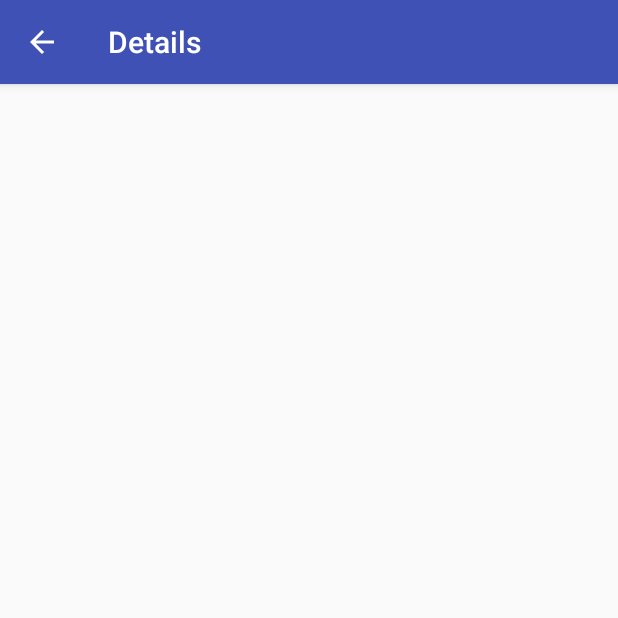
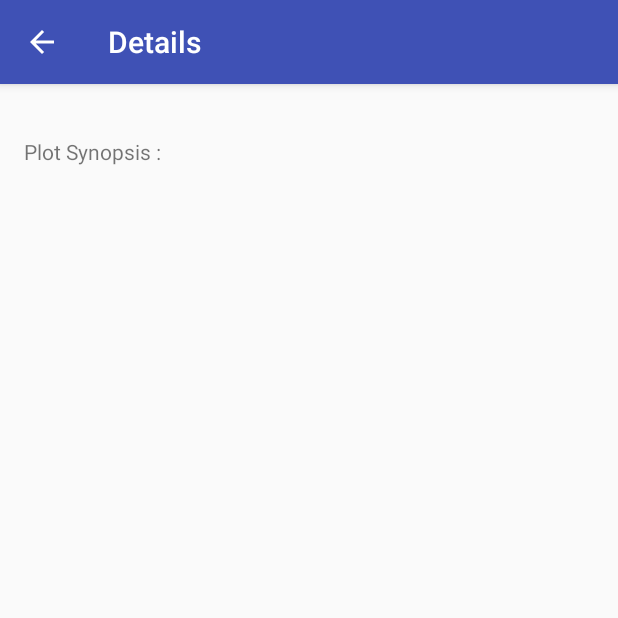
Before and after one commit to incorelabs/PopularMoviesApp, an Android app: the DetailFragment screen opened directly, with no data from a screen before it, on a phone screen of 412 x 824 dp, the top half of it. Run offline under Robolectric (Android 15) with nearby library versions, the phone set to English and light mode, and no system bars; our stand-ins replace Picasso; pictures from the network do not load.

Commit message:
Added the detail activity.
This commit adds the detail activity. The UI hasn’t been finalised yet
for the detail activity.

```diff
--- a/app/src/main/java/com/example/android/popularmoviesapp/MovieListAdapter.java
+++ b/app/src/main/java/com/example/android/popularmoviesapp/MovieListAdapter.java
@@ -65,9 +65,9 @@ public class MovieListAdapter extends ArrayAdapter<MovieCard> {
             viewHolder = new ViewHolder();
             LayoutInflater inflater = LayoutInflater.from(getContext());
             convertView = inflater.inflate(R.layout.list_movie_item, parent, false);
-            viewHolder.movieTitle = (TextView) convertView.findViewById(R.id.movie_title);
-            viewHolder.movieRating = (TextView) convertView.findViewById(R.id.movie_rating);
-            viewHolder.moviePoster = (ImageView) convertView.findViewById(R.id.movie_poster);
+            viewHolder.movieTitle = (TextView) convertView.findViewById(R.id.list_movie_title);
+            viewHolder.movieRating = (TextView) convertView.findViewById(R.id.list_movie_rating);
+            viewHolder.moviePoster = (ImageView) convertView.findViewById(R.id.list_movie_poster);
             convertView.setTag(viewHolder);
         } else {
             viewHolder = (ViewHolder) convertView.getTag();
--- a/app/src/main/res/layout/fragment_detail.xml
+++ b/app/src/main/res/layout/fragment_detail.xml
@@ -1,7 +1,8 @@
-<RelativeLayout xmlns:android="http://schemas.android.com/apk/res/android"
+<LinearLayout xmlns:android="http://schemas.android.com/apk/res/android"
     xmlns:tools="http://schemas.android.com/tools"
     android:layout_width="match_parent"
     android:layout_height="match_parent"
+    android:orientation="vertical"
     android:paddingBottom="@dimen/activity_vertical_margin"
     android:paddingLeft="@dimen/activity_horizontal_margin"
     android:paddingRight="@dimen/activity_horizontal_margin"
@@ -9,9 +10,29 @@
     tools:context=".DetailFragment"
     tools:showIn="@layout/activity_detail">
 
+    <LinearLayout
+        android:layout_width="match_parent"
+        android:layout_height="wrap_content"
+        android:orientation="horizontal">
+
+        <ImageView
+            android:id="@+id/detail_movie_poster"
+            android:layout_width="wrap_content"
+            android:layout_height="wrap_content" />
+
+        <TextView
+            android:id="@+id/detail_text"
+            android:layout_width="wrap_content"
+            android:layout_height="wrap_content" />
+    </LinearLayout>
+
     <TextView
-        android:id="@+id/detail_text"
         android:layout_width="wrap_content"
+        android:layout_height="wrap_content"
+        android:text="@string/label_overview" />
+
+    <TextView
+        android:id="@+id/detail_movie_overview"
+        android:layout_width="match_parent"
         android:layout_height="wrap_content" />
-
-</RelativeLayout>
+</LinearLayout>
--- a/app/src/main/res/layout/list_movie_item.xml
+++ b/app/src/main/res/layout/list_movie_item.xml
@@ -11,7 +11,7 @@
     android:paddingTop="@dimen/activity_vertical_margin">
 
     <ImageView
-        android:id="@+id/movie_poster"
+        android:id="@+id/list_movie_poster"
         android:layout_width="50dp"
         android:layout_height="50dp" />
 
@@ -23,13 +23,13 @@
         android:paddingLeft="16dp">
 
         <TextView
-            android:id="@+id/movie_title"
+            android:id="@+id/list_movie_title"
             android:layout_width="wrap_content"
             android:layout_height="wrap_content"
             android:text="Title" />
 
         <TextView
-            android:id="@+id/movie_rating"
+            android:id="@+id/list_movie_rating"
             android:layout_width="wrap_content"
             android:layout_height="wrap_content"
             android:text="7.1" />
--- a/app/src/main/res/values/strings.xml
+++ b/app/src/main/res/values/strings.xml
@@ -3,4 +3,5 @@
     <string name="action_settings">Settings</string>
     <string name="action_refresh">Refresh</string>
     <string name="title_activity_detail">Details</string>
+    <string name="label_overview">Plot Synopsis :</string>
 </resources>
```
Also changed, not shown: app/src/main/java/com/example/android/popularmoviesapp/DetailFragment.java (+7 -2 lines).
